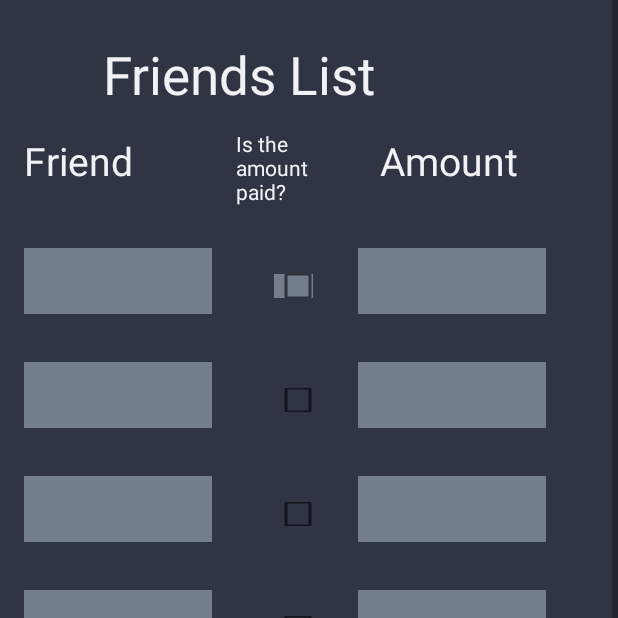
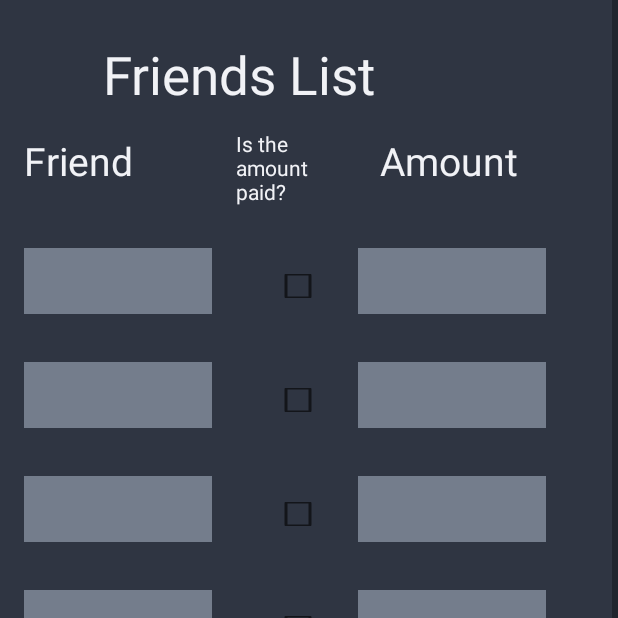
Before and after one commit to Jasmit6310/Appvala, an Android app: the screen it shows after launch (friendslist), after a tap on "10", on a phone screen of 412 x 824 dp, the top half of it. Run offline under Robolectric (Android 15) with nearby library versions, the phone set to English and light mode, and no system bars.

Commit message:
jd..checkbox bg solved

```diff
--- a/app/src/main/res/layout/activity_friendslist.xml
+++ b/app/src/main/res/layout/activity_friendslist.xml
@@ -66,7 +66,7 @@
                 android:layout_height="16dp"
                 android:layout_marginTop="20dp"
                 android:layout_marginLeft="25dp"
-                android:background="@drawable/button_disabled"
+
                 android:id="@+id/checkbox_1"/>
 
             <EditText
```
